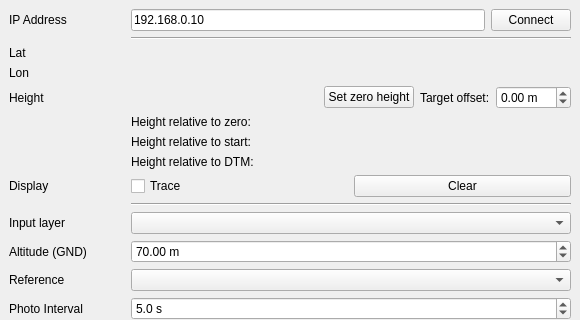
Above: photo_phly_dockwidget_base.ui from 3dgeo-heidelberg/photophly-qgis before the change; both pictures show x 0 to 580 and y 0 to 320 of the 580 by 726 pixel window. Below: the same form after it.
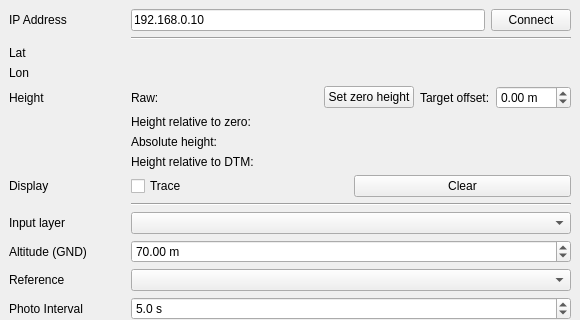
That is the form after the change. Custom widgets are drawn as their Qt base class.

What changed in the file:
```diff
--- a/photo_phly_dockwidget_base.ui
+++ b/photo_phly_dockwidget_base.ui
@@ -99,7 +99,7 @@
                </sizepolicy>
               </property>
               <property name="text">
-               <string/>
+               <string>Raw: </string>
               </property>
              </widget>
             </item>
@@ -145,7 +145,7 @@
           <item>
            <widget class="QLabel" name="startHeight">
             <property name="text">
-             <string>Height relative to start:</string>
+             <string>Absolute height:</string>
             </property>
            </widget>
           </item>
```
Left out of the diff: 4 changed lines with no effect on the pictures.
